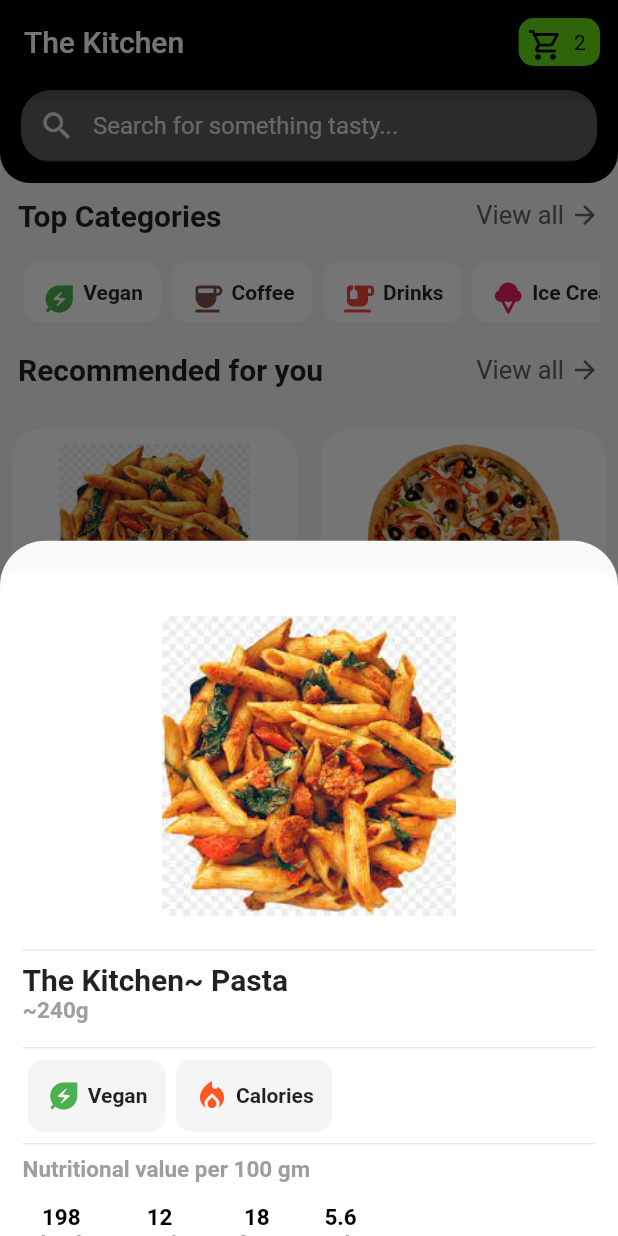
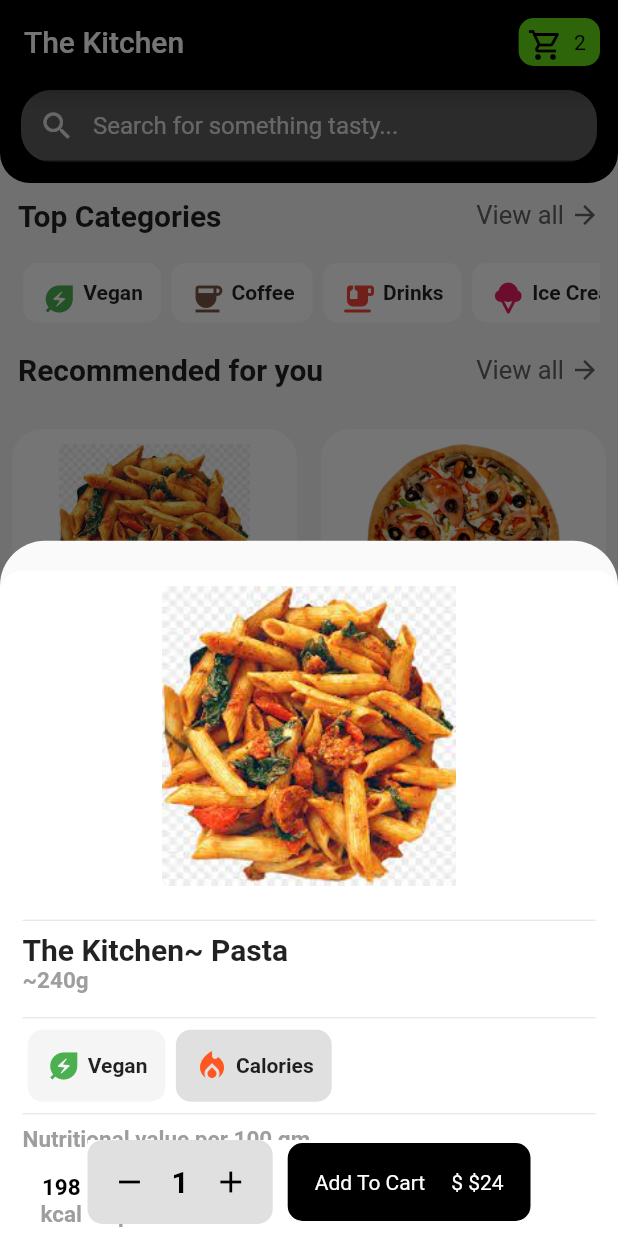
Before and after one commit to anuragdhunna/food_order_ui, a Flutter app: the screen it shows after launch, after a tap on "Pasta", on a phone screen of 412 x 824 dp. Run offline on Flutter 3.47's test engine with Material 2 defaults, Android fonts, the phone set to English and light mode, and no system bars.

Commit message:
add remove buttons added for food item

```diff
--- a/lib/screens/home_screen.dart
+++ b/lib/screens/home_screen.dart
@@ -239,7 +239,10 @@ class FoodItemWidget extends StatelessWidget {
           borderRadius: BorderRadius.circular(30.0),
         ),
         builder: (context) {
-          return Padding(
+          return Stack(
+            alignment: Alignment.center,
+            children: [
+              Padding(
                 padding: const EdgeInsets.only(top: 20.0),
                 child: Container(
                   height: MediaQuery.of(context).size.height * 0.75,
@@ -250,7 +253,7 @@ class FoodItemWidget extends StatelessWidget {
                           topRight: Radius.circular(15.0))),
                   child: ListView(
                     children: [
-                  addVerticalSpace(30),
+                      addVerticalSpace(10),
                       Container(
                         color: Colors.white,
                         child: Padding(
@@ -338,9 +341,88 @@ class FoodItemWidget extends StatelessWidget {
                           ),
                         ),
                       ),
+                      addVerticalSpace(60),
                     ],
                   ),
                 ),
+              ),
+              Positioned(
+                bottom: 0,
+                child: Padding(
+                  padding:
+                      const EdgeInsets.symmetric(vertical: 8.0, horizontal: 30),
+                  child: Container(
+                    color: Colors.white,
+                    child: Row(
+                      children: [
+                        Container(
+                            decoration: BoxDecoration(
+                                color: Constants.grey100,
+                                borderRadius: const BorderRadius.all(
+                                    Radius.circular(10))),
+                            child: Padding(
+                              padding: const EdgeInsets.all(8.0),
+                              child: Row(
+                                children: const [
+                                  Padding(
+                                    padding: EdgeInsets.all(8.0),
+                                    child: Icon(
+                                      Icons.remove,
+                                      color: Colors.black,
+                                    ),
+                                  ),
+                                  Padding(
+                                    padding: EdgeInsets.all(8.0),
+                                    child: Text(
+                                      '1',
+                                      style: TextStyle(
+                                          color: Colors.black,
+                                          fontSize: 20,
+                                          fontWeight: FontWeight.bold),
+                                    ),
+                                  ),
+                                  Padding(
+                                    padding: EdgeInsets.all(8.0),
+                                    child: Icon(
+                                      Icons.add,
+                                      color: Colors.black,
+                                    ),
+                                  ),
+                                ],
+                              ),
+                            )),
+                        addHorizontalSpace(10),
+                        Container(
+                            decoration: const BoxDecoration(
+                                color: Colors.black,
+                                borderRadius:
+                                    BorderRadius.all(Radius.circular(10))),
+                            child: Padding(
+                              padding: const EdgeInsets.all(8.0),
+                              child: Padding(
+                                padding: const EdgeInsets.all(10.0),
+                                child: Row(
+                                  children: [
+                                    const Text(
+                                      'Add To Cart     ',
+                                      style: TextStyle(color: Colors.white),
+                                    ),
+                                    // const Spacer(),
+                                    Text(
+                                      '\$ $price',
+                                      style:
+                                          const TextStyle(color: Colors.white),
+                                    ),
+                                  ],
+                                ),
+                              ),
+                            )),
+                      ],
+                    ),
+                  ),
+                ),
+              )
+            ],
           );
         });
   }
--- a/lib/utils/constants.dart
+++ b/lib/utils/constants.dart
@@ -10,5 +10,5 @@ class Constants {
   static const String burger = 'lib/images/burger.png';
 
   // Color
-  static Color? grey100 = Colors.grey[100];
+  static Color? grey100 = Colors.grey[300];
 }
```
Lines whose indentation alone changed are shown as unchanged.
